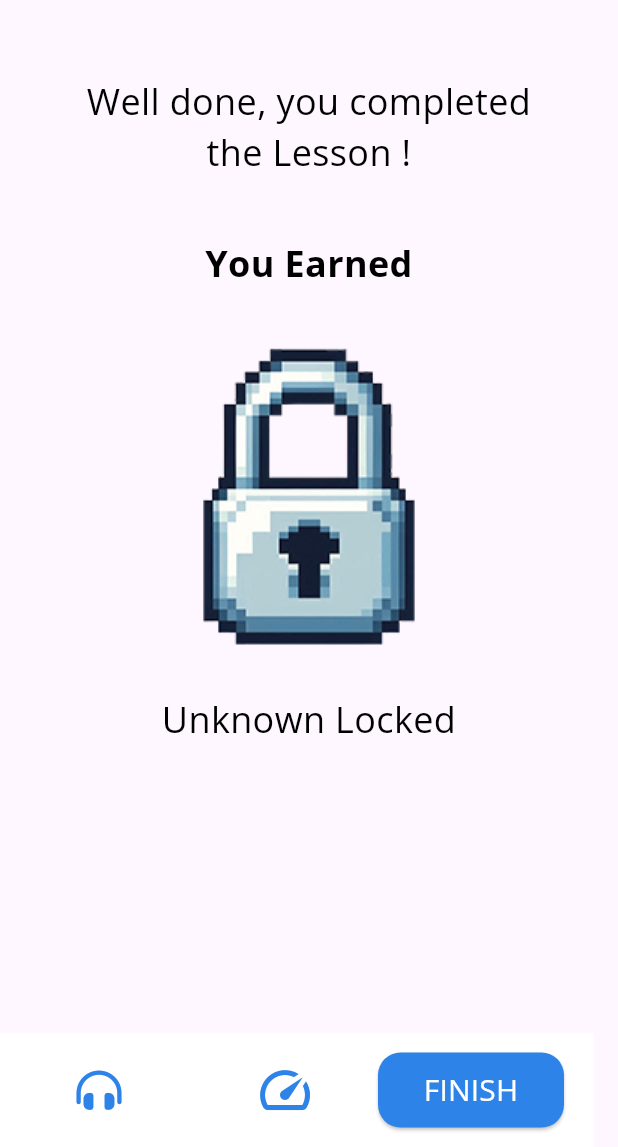
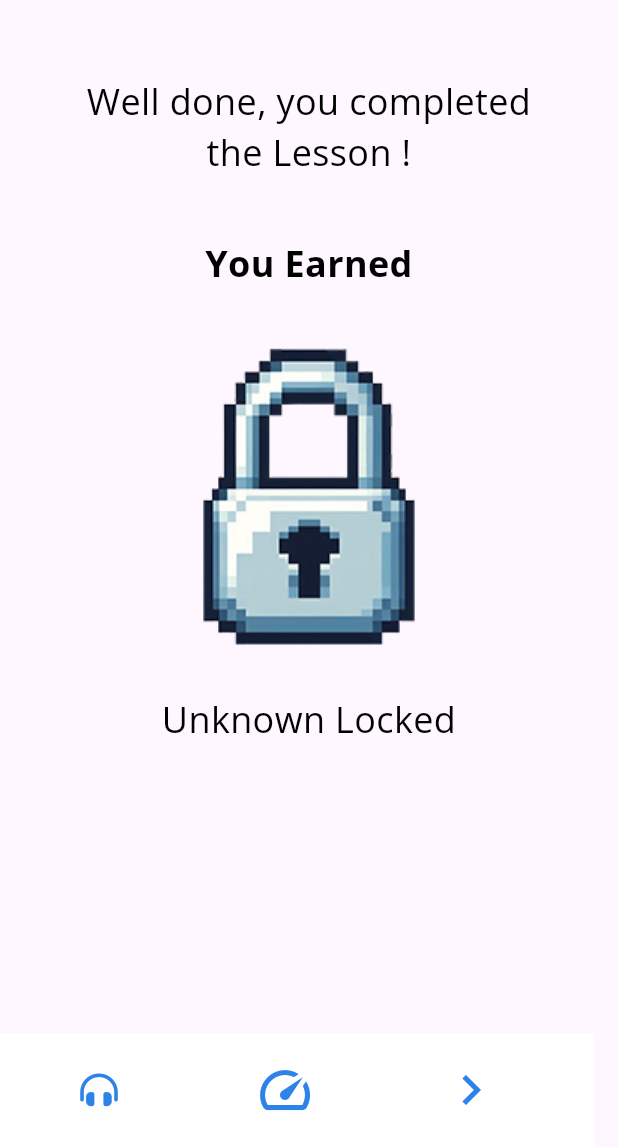
Before and after one commit to JasonXing1234/Gamified-Education-App, a Flutter app: the RewardScreen screen opened directly with empty values, on a phone screen of 412 x 824 dp, the part 89-1236 px from its top. Run offline on Flutter 3.47's test engine with Material 3 defaults, Android fonts, the phone set to English and light mode, and no system bars; our stand-ins replace equatable, firebase_auth, firebase_core, firebase_database, firebase_messaging, font_awesome_flutter and 1 more; accounts and stored records are empty.

Commit message:
Updated next button to be simpler

```diff
--- a/lib/components/buttons/ListenButton.dart
+++ b/lib/components/buttons/ListenButton.dart
@@ -18,7 +18,7 @@ class ListenButton extends StatelessWidget {
       icon: FaIcon(
           FontAwesomeIcons.headphonesSimple,
           color: appColors.royalBlue,
-        size: 30,
+        size: 25,
       ),
       onPressed: () {
         // Open Menu
--- a/lib/components/buttons/next_button.dart
+++ b/lib/components/buttons/next_button.dart
@@ -9,15 +9,13 @@ class NextButton extends StatelessWidget {
     super.key,
     required this.disabled,
     required this.onTap,
-    this.buttonText = "NEXT",
-    this.secondary = false,
+    this.buttonName = "NEXT",
   });
 
   final bool disabled;
   final void Function() onTap;
 
-  String buttonText;
-  final bool secondary;
+  String buttonName;
 
 
   // Style Variables
@@ -33,29 +31,35 @@ class NextButton extends StatelessWidget {
     if (disabled) {
       color = appColors.grey;
     }
-    else if (secondary) {
-      color = appColors.lightRoyalBlue;
-    }
     else {
       color = appColors.royalBlue;
     }
 
-    return ElevatedButton(
+    return IconButton(
+      icon: Icon(
+        buttonName == "BACK" ? Icons.chevron_left : Icons.chevron_right,
+        color: color,
+        size: 40,
+      ),
       onPressed: disabled ? null : onTap,
-      style: ElevatedButton.styleFrom(
-        //padding: const EdgeInsets.symmetric(horizontal: 40, vertical: 10), // Padding for text and border
-        fixedSize: const Size(150, 50),
-        backgroundColor: color,
-        foregroundColor: Colors.white,
-        shape: RoundedRectangleBorder(
-          borderRadius: BorderRadius.circular(borderRadius),
-        ),
-      ),
-      child: Text(
-        buttonText,
-        style: textStyles.mediumBodyTextWhite,
-        textAlign: TextAlign.center,
-      ),
     );
+
+    // return ElevatedButton(
+    //   onPressed: disabled ? null : onTap,
+    //   style: ElevatedButton.styleFrom(
+    //     //padding: const EdgeInsets.symmetric(horizontal: 40, vertical: 10), // Padding for text and border
+    //     fixedSize: const Size(150, 50),
+    //     backgroundColor: color,
+    //     foregroundColor: Colors.white,
+    //     shape: RoundedRectangleBorder(
+    //       borderRadius: BorderRadius.circular(borderRadius),
+    //     ),
+    //   ),
+    //   child: Text(
+    //     buttonText,
+    //     style: textStyles.mediumBodyTextWhite,
+    //     textAlign: TextAlign.center,
+    //   ),
+    // );
   }
 }
--- a/lib/components/result_screen.dart
+++ b/lib/components/result_screen.dart
@@ -153,7 +153,7 @@ class ResultScreen extends StatelessWidget {
                   child: NextButton(
                     onTap: endQuiz,
                     disabled: false,
-                    buttonText: "NEXT",
+                    buttonName: "NEXT",
                   ),
                 ),
               ],
--- a/lib/components/rewards/reward_screen.dart
+++ b/lib/components/rewards/reward_screen.dart
@@ -114,7 +114,7 @@ class _RewardScreenState extends State<RewardScreen> {
               ),
               Expanded(
                 child: NextButton(
-                  buttonText: "FINISH",
+                  buttonName: "FINISH",
                   onTap: () {
                     Navigator.of(context).pop();
                   },
```
Also changed, not shown: lib/components/practice/practice_screen.dart (+4 -7 lines), lib/components/quiz/quiz_screen.dart (+4 -7 lines), lib/components/reading/readings_screen.dart (+7 -10 lines).
